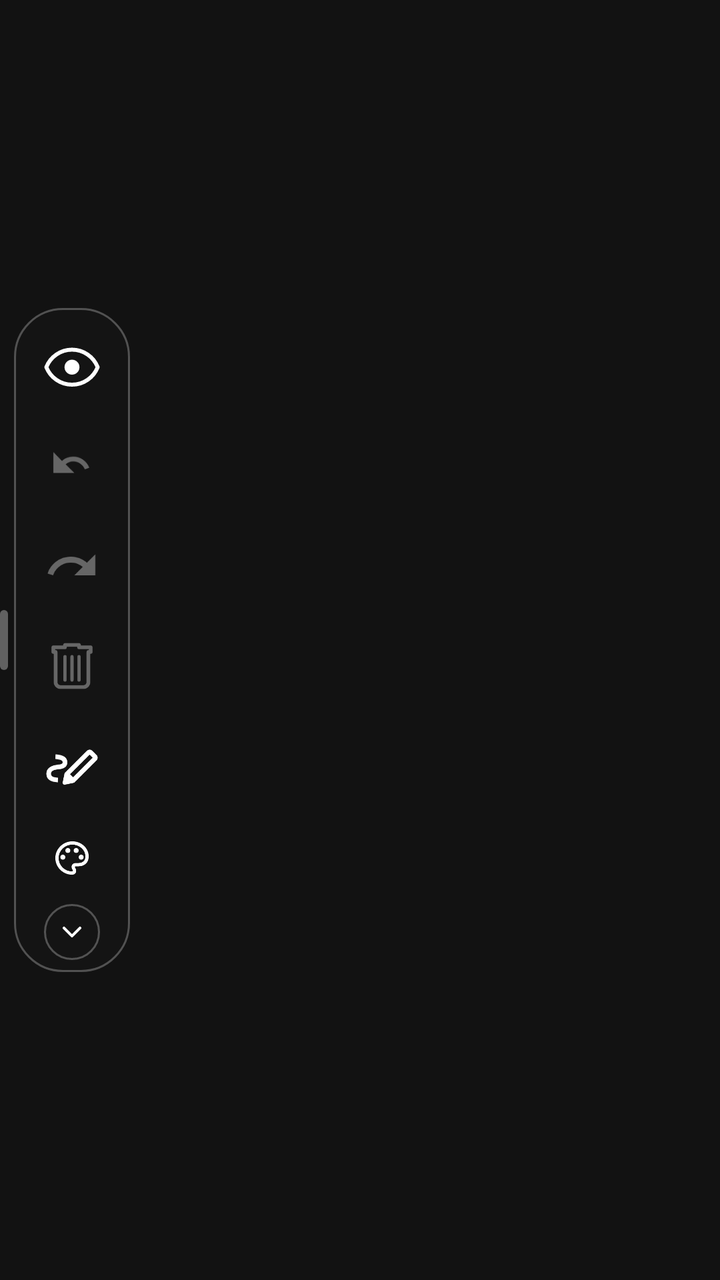
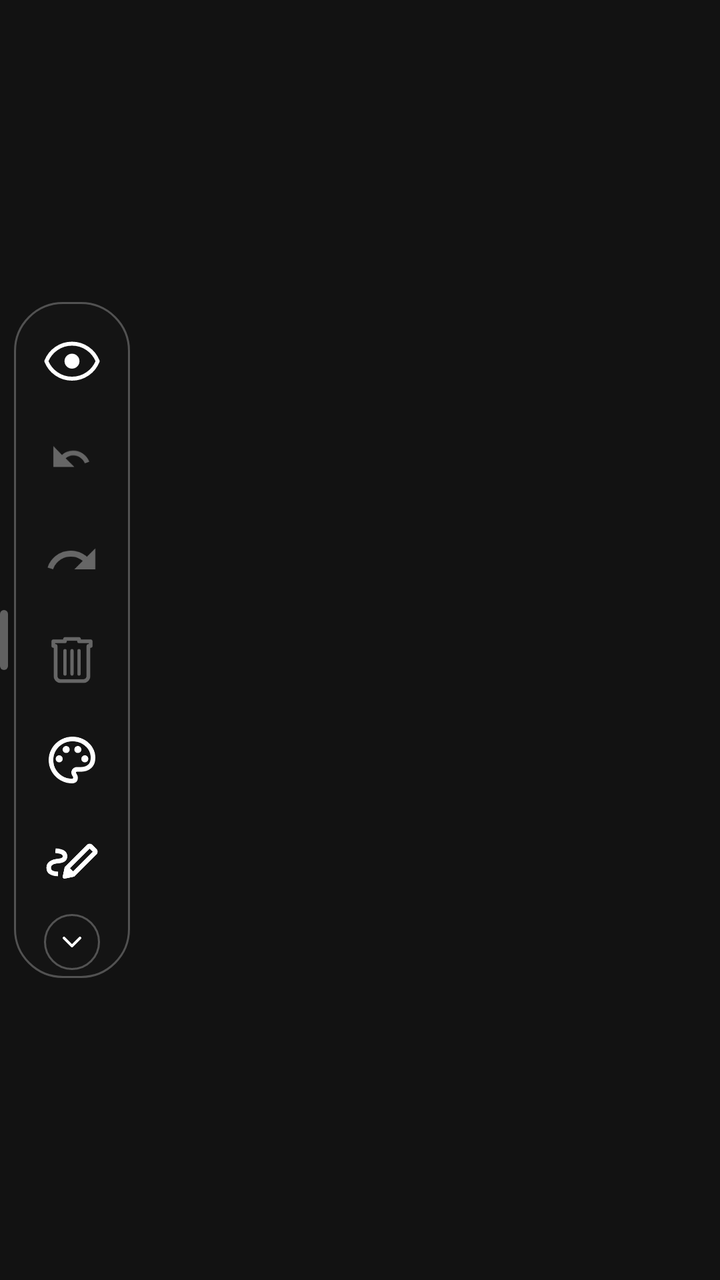

Two renders of the same Android screen: before a commit and after it. Below are the layout's source before the change and the commit's diff.
<!-- AndroidManifest.xml: application theme Theme.DrawAnywhere -->
<!-- res/layout/overlay_toolbar_vertical.xml -->
<?xml version="1.0" encoding="utf-8"?>
<LinearLayout
    xmlns:android="http://schemas.android.com/apk/res/android"
    android:layout_width="wrap_content"
    android:layout_height="wrap_content"
    android:orientation="horizontal"
    android:gravity="center_vertical">

    <View
        android:layout_width="4dp"
        android:layout_height="30dp"
        android:background="@drawable/bg_grip_handle"
        android:layout_marginEnd="3dp" />

    <LinearLayout
        android:id="@+id/toolbar_content_col"
        android:layout_width="wrap_content"
        android:layout_height="wrap_content"
        android:orientation="vertical"
        android:gravity="center_horizontal"
        android:background="@drawable/bg_toolbar"
        android:paddingStart="4dp"
        android:paddingEnd="4dp"
        android:paddingTop="4dp"
        android:paddingBottom="4dp"
        android:elevation="8dp">

        <ImageView
            android:id="@+id/btn_hide"
            android:layout_width="50dp"
            android:layout_height="50dp"
            android:padding="11dp"
            android:src="@drawable/ic_eye"
            android:tint="@color/toolbar_icon_default"
            android:scaleType="fitCenter"
            android:background="@android:color/transparent"
            android:clickable="true"
            android:focusable="true"
            android:contentDescription="@string/cd_btn_hide" />

        <ImageView
            android:id="@+id/btn_undo"
            android:layout_width="50dp"
            android:layout_height="50dp"
            android:padding="11dp"
            android:src="@drawable/ic_undo"
            android:tint="@color/toolbar_icon_default"
            android:scaleType="fitCenter"
            android:background="@android:color/transparent"
            android:clickable="true"
            android:focusable="true"
            android:alpha="0.35"
            android:enabled="false"
            android:contentDescription="@string/cd_btn_undo" />

        <ImageView
            android:id="@+id/btn_redo"
            android:layout_width="50dp"
            android:layout_height="50dp"
            android:padding="11dp"
            android:src="@drawable/ic_redo"
            android:tint="@color/toolbar_icon_default"
            android:scaleType="fitCenter"
            android:background="@android:color/transparent"
            android:clickable="true"
            android:focusable="true"
            android:alpha="0.35"
            android:enabled="false"
            android:contentDescription="Redo" />

        <ImageView
            android:id="@+id/btn_clear"
            android:layout_width="50dp"
            android:layout_height="50dp"
            android:padding="11dp"
            android:src="@drawable/ic_trash"
            android:tint="@color/toolbar_icon_default"
            android:scaleType="fitCenter"
            android:background="@android:color/transparent"
            android:clickable="true"
            android:focusable="true"
            android:alpha="0.35"
            android:enabled="false"
            android:contentDescription="@string/cd_btn_clear" />

        <ImageView
            android:id="@+id/btn_tools"
            android:layout_width="50dp"
            android:layout_height="50dp"
            android:padding="11dp"
            android:src="@drawable/ic_pen"
            android:tint="@color/toolbar_icon_default"
            android:scaleType="fitCenter"
            android:background="@android:color/transparent"
            android:clickable="true"
            android:focusable="true"
            android:contentDescription="@string/cd_btn_tools" />

        
        <ImageView
            android:id="@+id/view_color_dot"
            android:layout_width="30dp"
            android:layout_height="34dp"
            android:layout_marginTop="4dp"
            android:layout_marginBottom="4dp"
            android:padding="5dp"
            android:src="@drawable/ic_palette"
            android:scaleType="fitCenter"
            android:background="@android:color/transparent"
            android:clickable="true"
            android:focusable="true"
            android:contentDescription="@string/cd_color_dot" />

        
        <FrameLayout
            android:id="@+id/btn_collapse_arrow_container"
            android:layout_width="28dp"
            android:layout_height="28dp"
            android:layout_marginTop="2dp"
            android:layout_marginBottom="2dp"
            android:background="@drawable/bg_collapse_pill"
            android:clickable="true"
            android:focusable="true">
            <ImageView
                android:id="@+id/btn_collapse_arrow"
                android:layout_width="match_parent"
                android:layout_height="match_parent"
                android:padding="6dp"
                android:src="@drawable/ic_chevron_down"
                android:tint="@color/toolbar_icon_default"
                android:scaleType="fitCenter"
                android:contentDescription="@string/cd_btn_collapse" />
        </FrameLayout>

        <View
            android:id="@+id/toolbar_divider"
            android:layout_width="26dp"
            android:layout_height="1dp"
            android:background="@color/toolbar_divider"
            android:layout_marginTop="2dp"
            android:layout_marginBottom="2dp"
            android:visibility="gone" />

        <ScrollView
            android:id="@+id/toolbar_scroll_container"
            android:layout_width="wrap_content"
            android:layout_height="wrap_content"
            android:scrollbars="none"
            android:overScrollMode="never"
            android:requiresFadingEdge="vertical"
            android:fadingEdgeLength="@dimen/toolbar_fading_edge_length"
            android:visibility="gone">

            <LinearLayout
                android:id="@+id/toolbar_scroll_inner"
                android:layout_width="wrap_content"
                android:layout_height="wrap_content"
                android:orientation="vertical"
                android:gravity="center_horizontal">

                <ImageView
                    android:id="@+id/btn_add_image"
                    android:layout_width="50dp"
                    android:layout_height="50dp"
                    android:padding="11dp"
                    android:src="@drawable/ic_image"
                    android:tint="@color/toolbar_icon_default"
                    android:scaleType="fitCenter"
                    android:background="@android:color/transparent"
                    android:clickable="true"
                    android:focusable="true"
                    android:contentDescription="@string/cd_btn_image" />

                <ImageView
                    android:id="@+id/btn_finger"
                    android:layout_width="50dp"
                    android:layout_height="50dp"
                    android:padding="11dp"
                    android:src="@drawable/ic_finger"
                    android:tint="@color/toolbar_icon_default"
                    android:scaleType="fitCenter"
                    android:background="@android:color/transparent"
                    android:clickable="true"
                    android:focusable="true"
                    android:contentDescription="@string/cd_btn_finger" />

                <ImageView
                    android:id="@+id/btn_settings"
                    android:layout_width="50dp"
                    android:layout_height="50dp"
                    android:padding="11dp"
                    android:src="@drawable/ic_settings"
                    android:tint="@color/toolbar_icon_default"
                    android:scaleType="fitCenter"
                    android:background="@android:color/transparent"
                    android:clickable="true"
                    android:focusable="true"
                    android:contentDescription="@string/cd_btn_settings" />

            </LinearLayout>
        </ScrollView>

    </LinearLayout>

</LinearLayout>
<!-- resources referenced by this layout -->
<resources>
  <color name="toolbar_divider">#44FFFFFF</color>
  <color name="toolbar_icon_default">#FFFFFFFF</color>
  <dimen name="toolbar_fading_edge_length">18dp</dimen>
  <!-- drawable bg_collapse_pill (drawable) -->
  <?xml version="1.0" encoding="utf-8"?>
  <shape xmlns:android="http://schemas.android.com/apk/res/android"
      android:shape="oval">
      <solid android:color="@color/toolbar_bg" />
      <stroke
          android:width="1dp"
          android:color="@color/toolbar_divider" />
  </shape>
  <!-- drawable bg_grip_handle (drawable) -->
  <?xml version="1.0" encoding="utf-8"?>
  <shape xmlns:android="http://schemas.android.com/apk/res/android"
      android:shape="rectangle">
      <solid android:color="#55FFFFFF" />
      <corners android:radius="3dp" />
  </shape>
  <!-- drawable bg_toolbar (drawable) -->
  <?xml version="1.0" encoding="utf-8"?>
  <shape xmlns:android="http://schemas.android.com/apk/res/android"
      android:shape="rectangle">
  
      <solid android:color="@color/toolbar_bg" />
  
      <corners android:radius="24dp" />
  
      <stroke
          android:width="1dp"
          android:color="@color/toolbar_divider" />
  
  </shape>
  <!-- drawable ic_chevron_down (drawable) -->
  <?xml version="1.0" encoding="utf-8"?>
  <vector xmlns:android="http://schemas.android.com/apk/res/android"
      android:width="24dp" android:height="24dp"
      android:viewportWidth="24" android:viewportHeight="24">
      <path
          android:pathData="M6,9L12,15L18,9"
          android:fillColor="#00000000"
          android:strokeColor="#FFFFFFFF"
          android:strokeWidth="2"
          android:strokeLineCap="round"
          android:strokeLineJoin="round" />
  </vector>
  <!-- drawable ic_redo (drawable) -->
  <vector xmlns:android="http://schemas.android.com/apk/res/android"
      android:width="24dp" android:height="24dp"
      android:viewportWidth="24" android:viewportHeight="24">
    <path android:fillColor="@android:color/white"
        android:pathData="M18.4,10.6C16.55,8.99 14.15,8 11.5,8c-4.65,0 -8.58,3.03 -9.96,7.22L3.9,16c1.05,-3.19 4.05,-5.5 7.6,-5.5 1.95,0 3.73,0.72 5.12,1.88L13,16h9L22,7l-3.6,3.6z"/>
  </vector>
  <!-- drawable ic_undo (drawable) -->
  <?xml version="1.0" encoding="utf-8"?>
  <vector xmlns:android="http://schemas.android.com/apk/res/android"
      android:width="24dp"
      android:height="24dp"
      android:viewportWidth="24"
      android:viewportHeight="24">
  
      <path
          android:pathData="M12.5,8C10.65,8 8.99,8.7 7.7,9.83L4,6V15H13L9.27,11.27C10.16,10.49 11.28,10 12.5,10C14.77,10 16.72,11.44 17.5,13.45L19.41,12.74C18.29,9.87 15.61,8 12.5,8Z"
          android:fillColor="#FFFFFFFF" />
  
  </vector>
  <string name="cd_btn_clear">Clear canvas</string>
  <string name="cd_btn_collapse">Collapse or expand toolbar</string>
  <string name="cd_btn_finger">Toggle touch pass-through</string>
  <string name="cd_btn_hide">Hide or show canvas</string>
  <string name="cd_btn_image">Add image from gallery</string>
  <string name="cd_btn_settings">Open settings</string>
  <string name="cd_btn_tools">Select drawing tool</string>
  <string name="cd_btn_undo">Undo last stroke</string>
  <string name="cd_color_dot">Current drawing color</string>
  <color name="toolbar_bg">#E8141414</color>
  <color name="colorPrimary">#FFB73A3A</color>
  <color name="colorPrimaryVariant">#FF8B0000</color>
  <color name="colorOnPrimary">#FFFFFFFF</color>
  <color name="colorSecondary">#FF444444</color>
  <color name="colorOnSecondary">#FFFFFFFF</color>
  <color name="colorError">#FFCF6679</color>
  <color name="colorOnError">#FF000000</color>
  <color name="colorSurface">#FF1C1C1C</color>
  <color name="colorOnSurface">#FFFFFFFF</color>
  <color name="colorBackground">#FF121212</color>
  <!-- unchanged entries left out for length: 8 -->
</resources>

<!-- the commit's change to res/layout/overlay_toolbar_vertical.xml (unified diff, before → after) -->
@@ -83,6 +83,19 @@
             android:enabled="false"
             android:contentDescription="@string/cd_btn_clear" />
 
+        
+        <ImageView
+            android:id="@+id/view_color_dot"
+            android:layout_width="50dp"
+            android:layout_height="50dp"
+            android:padding="11dp"
+            android:src="@drawable/ic_palette"
+            android:scaleType="fitCenter"
+            android:background="@android:color/transparent"
+            android:clickable="true"
+            android:focusable="true"
+            android:contentDescription="@string/cd_color_dot" />
+
         <ImageView
             android:id="@+id/btn_tools"
             android:layout_width="50dp"
@@ -95,42 +108,6 @@
             android:clickable="true"
             android:focusable="true"
             android:contentDescription="@string/cd_btn_tools" />
-
-        
-        <ImageView
-            android:id="@+id/view_color_dot"
-            android:layout_width="30dp"
-            android:layout_height="34dp"
-            android:layout_marginTop="4dp"
-            android:layout_marginBottom="4dp"
-            android:padding="5dp"
-            android:src="@drawable/ic_palette"
-            android:scaleType="fitCenter"
-            android:background="@android:color/transparent"
-            android:clickable="true"
-            android:focusable="true"
-            android:contentDescription="@string/cd_color_dot" />
-
-        
-        <FrameLayout
-            android:id="@+id/btn_collapse_arrow_container"
-            android:layout_width="28dp"
-            android:layout_height="28dp"
-            android:layout_marginTop="2dp"
-            android:layout_marginBottom="2dp"
-            android:background="@drawable/bg_collapse_pill"
-            android:clickable="true"
-            android:focusable="true">
-            <ImageView
-                android:id="@+id/btn_collapse_arrow"
-                android:layout_width="match_parent"
-                android:layout_height="match_parent"
-                android:padding="6dp"
-                android:src="@drawable/ic_chevron_down"
-                android:tint="@color/toolbar_icon_default"
-                android:scaleType="fitCenter"
-                android:contentDescription="@string/cd_btn_collapse" />
-        </FrameLayout>
 
         <View
             android:id="@+id/toolbar_divider"
@@ -200,6 +177,26 @@
             </LinearLayout>
         </ScrollView>
 
+        
+        <FrameLayout
+            android:id="@+id/btn_collapse_arrow_container"
+            android:layout_width="28dp"
+            android:layout_height="28dp"
+            android:layout_marginTop="2dp"
+            android:background="@drawable/bg_collapse_pill"
+            android:clickable="true"
+            android:focusable="true">
+            <ImageView
+                android:id="@+id/btn_collapse_arrow"
+                android:layout_width="match_parent"
+                android:layout_height="match_parent"
+                android:padding="6dp"
+                android:src="@drawable/ic_chevron_down"
+                android:tint="@color/toolbar_icon_default"
+                android:scaleType="fitCenter"
+                android:contentDescription="@string/cd_btn_collapse" />
+        </FrameLayout>
+
     </LinearLayout>
 
 </LinearLayout>
